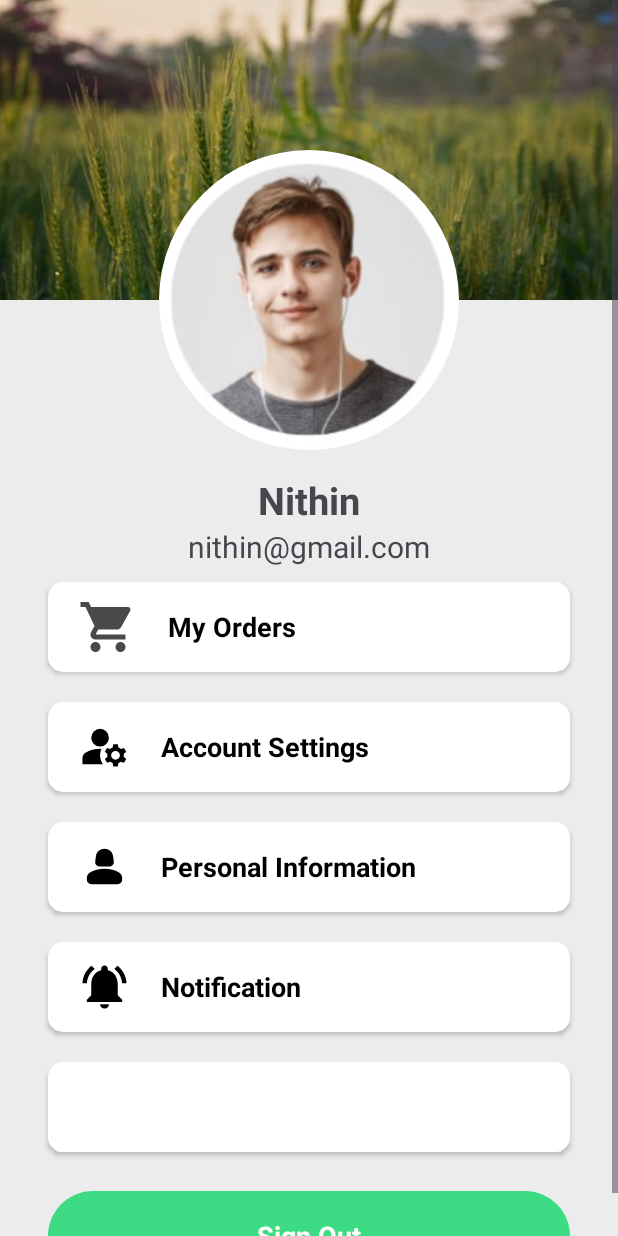
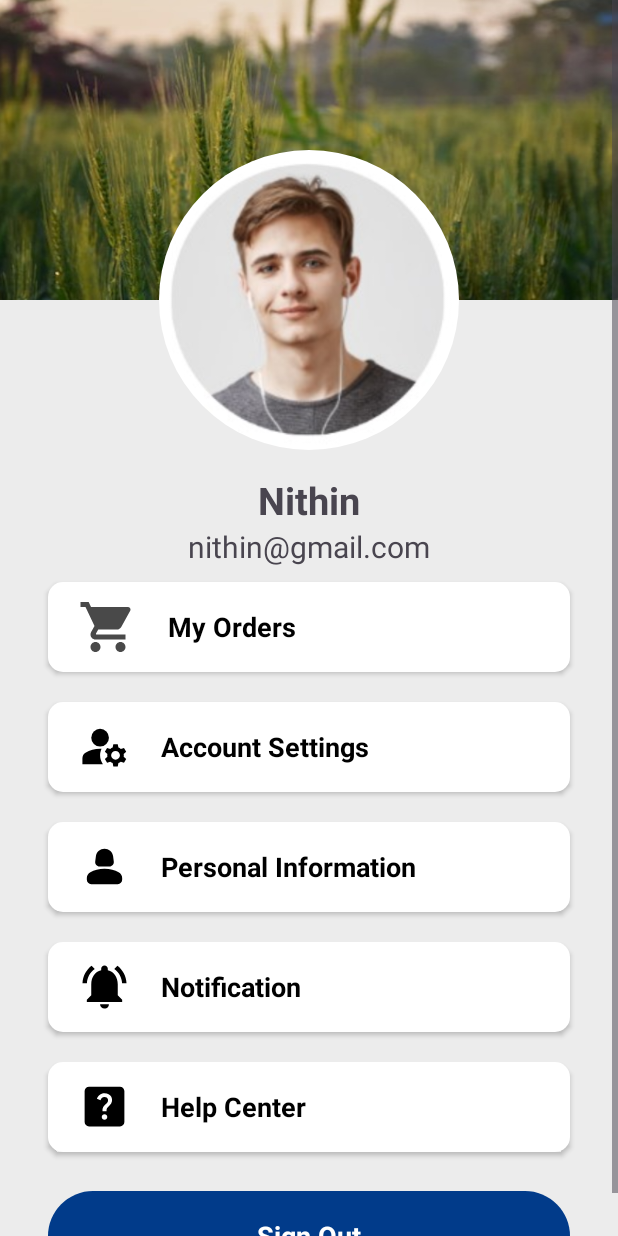
Before and after one commit to SaiVignesh-K/FarmConnect, an Android app: the profile screen opened directly, with no data from a screen before it, on a phone screen of 412 x 824 dp. Run offline under Robolectric (Android 15) with nearby library versions, the phone set to English and light mode, and no system bars; our stand-ins replace CircleImageView.

Commit message:
linking update

```diff
--- a/frontend/app/src/main/AndroidManifest.xml
+++ b/frontend/app/src/main/AndroidManifest.xml
@@ -28,7 +28,7 @@
             android:name=".SplashScreen"
             android:exported="false" />
         <activity
-            android:name=".signup"
+            android:name=".bot"
             android:exported="false" />
         <activity
             android:name=".MainActivity"
@@ -49,7 +49,7 @@
             android:name=".cart"
             android:exported="false" />
         <activity
-            android:name=".bot"
+            android:name=".signup"
             android:exported="true">
             <intent-filter>
                 <action android:name="android.intent.action.MAIN" />
--- a/frontend/app/src/main/java/com/example/farmerapp/profile.java
+++ b/frontend/app/src/main/java/com/example/farmerapp/profile.java
@@ -2,13 +2,24 @@ package com.example.farmerapp;
 
 import androidx.appcompat.app.AppCompatActivity;
 
+import android.content.Intent;
 import android.os.Bundle;
+import android.view.View;
+import android.widget.Button;
 
 public class profile extends AppCompatActivity {
-
+    Button signout;
     @Override
     protected void onCreate(Bundle savedInstanceState) {
         super.onCreate(savedInstanceState);
         setContentView(R.layout.activity_profile);
+        signout = findViewById(R.id.signout);
+        signout.setOnClickListener(new View.OnClickListener() {
+            @Override
+            public void onClick(View view) {
+                Intent intent = new Intent(profile.this, signup.class);
+                startActivity(intent);
+            }
+        });
     }
 }
--- /dev/null
+++ b/frontend/app/src/main/res/drawable/helpicon.xml
@@ -0,0 +1,5 @@
+<vector android:autoMirrored="true" android:height="35dp"
+    android:tint="#000000" android:viewportHeight="24"
+    android:viewportWidth="24" android:width="35dp" xmlns:android="http://schemas.android.com/apk/res/android">
+    <path android:fillColor="@android:color/white" android:pathData="M19,3H5C3.9,3 3,3.9 3,5v14c0,1.1 0.9,2 2,2h14c1.1,0 2,-0.9 2,-2V5C21,3.9 20.1,3 19,3zM12.01,18c-0.7,0 -1.26,-0.56 -1.26,-1.26c0,-0.71 0.56,-1.25 1.26,-1.25c0.71,0 1.25,0.54 1.25,1.25C13.25,17.43 12.72,18 12.01,18zM15.02,10.6c-0.76,1.11 -1.48,1.46 -1.87,2.17c-0.16,0.29 -0.22,0.48 -0.22,1.41h-1.82c0,-0.49 -0.08,-1.29 0.31,-1.98c0.49,-0.87 1.42,-1.39 1.96,-2.16c0.57,-0.81 0.25,-2.33 -1.37,-2.33c-1.06,0 -1.58,0.8 -1.8,1.48L8.56,8.49C9.01,7.15 10.22,6 11.99,6c1.48,0 2.49,0.67 3.01,1.52C15.44,8.24 15.7,9.59 15.02,10.6z"/>
+</vector>
--- a/frontend/app/src/main/res/layout/activity_profile.xml
+++ b/frontend/app/src/main/res/layout/activity_profile.xml
@@ -154,15 +154,16 @@
                         android:layout_marginEnd="32dp"
                         android:layout_marginBottom="10dp"
                         android:background="@drawable/btn_background_1"
+                        android:drawableStart="@drawable/helpicon"
                         android:drawablePadding="20dp"
                         android:paddingStart="20dp"
-                        android:text=""
+                        android:text="Help Center"
                         android:textAlignment="viewStart"
                         android:textSize="18sp"
                         android:textStyle="bold"
                         tools:ignore="SpeakableTextPresentCheck" />
 
-                    <androidx.appcompat.widget.AppCompatButton
+                    <Button
                         style="@android:style/Widget.Button"
                         android:id="@+id/signout"
                         android:layout_width="match_parent"
```
Also changed, not shown: frontend/app/src/main/java/com/example/farmerapp/sell.java (+55 -0 lines), frontend/app/src/main/res/xml/network_security_config.xml (added, +8 -0 lines).
